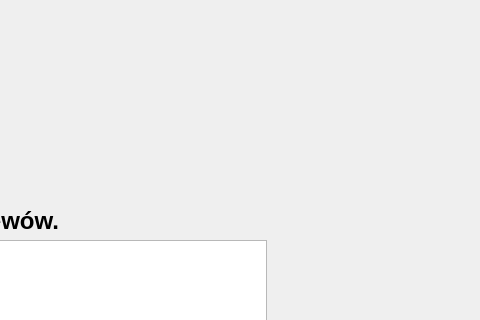
This is vabank/secondwindow.ui in Pena27/ProjektZaliczeniowySemLet2025 as Qt 5 draws it before an edit; both pictures show x 254 to 734 and y 0 to 320 of the 734 by 547 pixel window. The edited form follows.
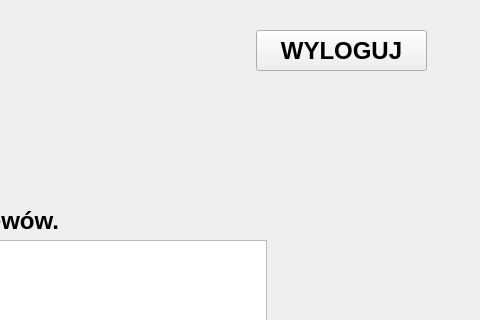
This is the edited form.

```diff
--- a/vabank/secondwindow.ui
+++ b/vabank/secondwindow.ui
@@ -176,6 +176,25 @@
       <string>Historia przelewów.</string>
      </property>
     </widget>
+    <widget class="QPushButton" name="pushButton_wyloguj">
+     <property name="geometry">
+      <rect>
+       <x>510</x>
+       <y>10</y>
+       <width>171</width>
+       <height>41</height>
+      </rect>
+     </property>
+     <property name="font">
+      <font>
+       <pointsize>18</pointsize>
+       <bold>true</bold>
+      </font>
+     </property>
+     <property name="text">
+      <string>WYLOGUJ</string>
+     </property>
+    </widget>
    </widget>
    <widget class="QWidget" name="page_2">
     <widget class="QWidget" name="horizontalLayoutWidget_3">
```
